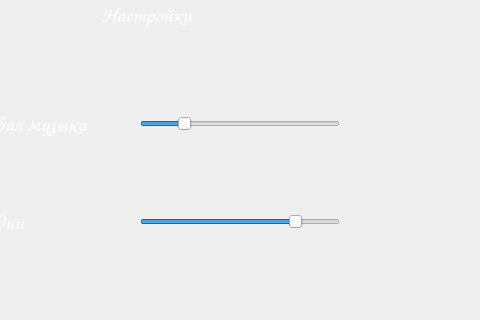
Before: the Qt Designer form mainwindow.ui in dronnikovigor/gui-1h2017-14, drawn with Qt 5; both pictures show x 320 to 800 and y 236 to 556 of the 1200 by 700 pixel window.
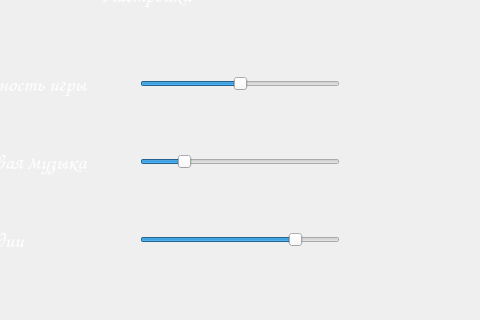
After: the same form once the commit is applied. The open tabs and pages were chosen to show the change. Icons and pictures are not drawn.

Commit message: Added difficult selection

Patch:
```diff
--- a/mainwindow.ui
+++ b/mainwindow.ui
@@ -2208,6 +2208,91 @@
                </property>
               </widget>
              </item>
+             <item row="1" column="1">
+              <widget class="QLabel" name="label_13">
+               <property name="font">
+                <font>
+                 <family>Comic Sans MS</family>
+                 <pointsize>16</pointsize>
+                </font>
+               </property>
+               <property name="text">
+                <string>Сложность игры</string>
+               </property>
+              </widget>
+             </item>
+             <item row="1" column="0">
+              <spacer name="horizontalSpacer_38">
+               <property name="orientation">
+                <enum>Qt::Horizontal</enum>
+               </property>
+               <property name="sizeHint" stdset="0">
+                <size>
+                 <width>40</width>
+                 <height>20</height>
+                </size>
+               </property>
+              </spacer>
+             </item>
+             <item row="1" column="2">
+              <spacer name="horizontalSpacer_39">
+               <property name="orientation">
+                <enum>Qt::Horizontal</enum>
+               </property>
+               <property name="sizeHint" stdset="0">
+                <size>
+                 <width>40</width>
+                 <height>20</height>
+                </size>
+               </property>
+              </spacer>
+             </item>
+             <item row="1" column="3">
+              <widget class="QSlider" name="levelDiffSlider">
+               <property name="minimumSize">
+                <size>
+                 <width>200</width>
+                 <height>20</height>
+                </size>
+               </property>
+               <property name="maximumSize">
+                <size>
+                 <width>200</width>
+                 <height>20</height>
+                </size>
+               </property>
+               <property name="font">
+                <font>
+                 <pointsize>8</pointsize>
+                </font>
+               </property>
+               <property name="minimum">
+                <number>1</number>
+               </property>
+               <property name="maximum">
+                <number>3</number>
+               </property>
+               <property name="value">
+                <number>2</number>
+               </property>
+               <property name="orientation">
+                <enum>Qt::Horizontal</enum>
+               </property>
+              </widget>
+             </item>
+             <item row="1" column="4">
+              <spacer name="horizontalSpacer_40">
+               <property name="orientation">
+                <enum>Qt::Horizontal</enum>
+               </property>
+               <property name="sizeHint" stdset="0">
+                <size>
+                 <width>40</width>
+                 <height>20</height>
+                </size>
+               </property>
+              </spacer>
+             </item>
             </layout>
            </widget>
           </item>
```
Left out of the diff: 2 changed lines with no effect on the pictures. The commit also changes 2 other files.
